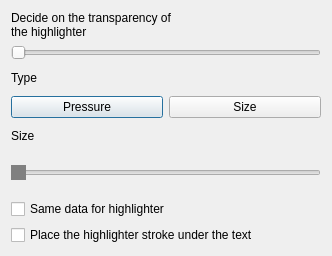
Before: the Qt Designer form src/touch/highlighter/highlighter.ui in giacomogroppi/writernote-qt, drawn with Qt 5.
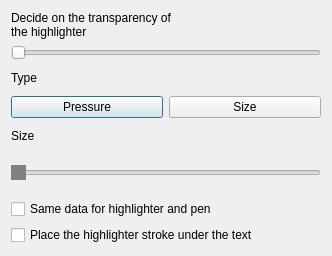
After: the same form once the commit is applied.

Diff of the .ui file:
```diff
--- a/src/touch/highlighter/highlighter.ui
+++ b/src/touch/highlighter/highlighter.ui
@@ -96,7 +96,7 @@
    <item>
     <widget class="QCheckBox" name="same_data">
      <property name="text">
-      <string>Same data for highlighter</string>
+      <string>Same data for highlighter and pen</string>
      </property>
     </widget>
    </item>
```
